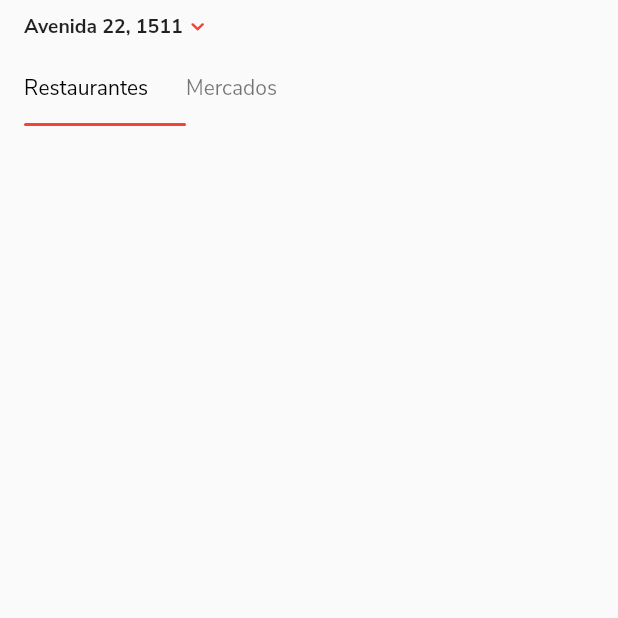
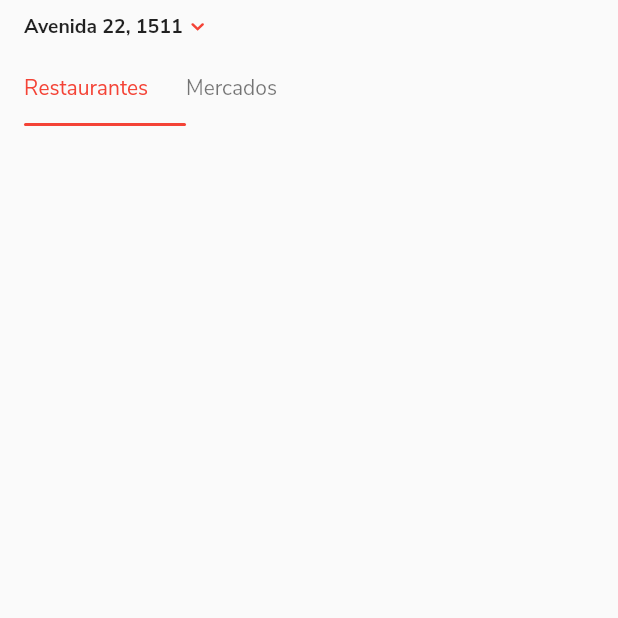
Before and after one commit to joaobaronisilva/iFood, a Flutter app: the screen it shows after launch, on a phone screen of 412 x 824 dp, the top half of it. Run offline on Flutter 3.47's test engine with Material 2 defaults, Android fonts, the phone set to English and light mode, and no system bars; our stand-ins replace flutter_svg, tab_indicator_styler.

Commit message:
change TabBar labelColor from black to primary color

```diff
--- a/lib/views/content/content_page.dart
+++ b/lib/views/content/content_page.dart
@@ -33,11 +33,11 @@ class _ContentPageState extends State<ContentPage>
           padding: const EdgeInsets.only(left: 16, right: 180),
           child: TabBar(
               labelPadding: EdgeInsets.zero,
-              labelColor: AppColors.black,
+              labelColor: AppColors.primaryColor,
               controller: tabController,
               unselectedLabelColor: AppColors.black54,
               labelStyle: AppTypography.bodyText(context)
-                  ?.copyWith(color: Colors.black),
+                  ?.copyWith(color: AppColors.primaryColor),
               indicator: MaterialIndicator(
                   color: AppColors.primaryColor,
                   height: 2,
```
